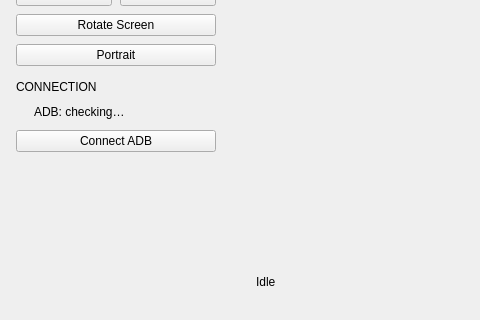
Before: the Qt Designer form ui/ui/MainWindow.ui in M5Devs/VAPlayer, drawn with Qt 5; both pictures show x 0 to 480 and y 239 to 559 of the 1080 by 720 pixel window.
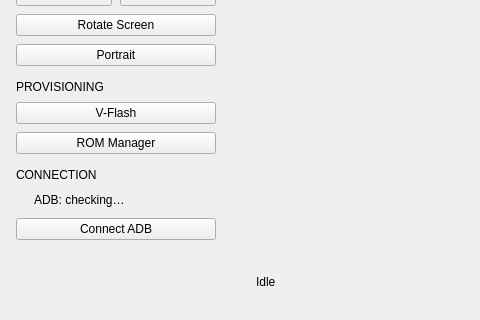
After: the same form once the commit is applied.

Commit message: ui: integrate V-Flash and ROM Manager provisioning dialogs

Patch:
```diff
--- a/ui/ui/MainWindow.ui
+++ b/ui/ui/MainWindow.ui
@@ -250,6 +250,52 @@
          </property>
         </spacer>
        </item>
+       <item>
+        <widget class="QLabel" name="provisionSectionLabel">
+         <property name="text">
+          <string>PROVISIONING</string>
+         </property>
+         <property name="objectName">
+          <string>sectionLabel</string>
+         </property>
+        </widget>
+       </item>
+       <item>
+        <widget class="QPushButton" name="vflashButton">
+         <property name="text">
+          <string>V-Flash</string>
+         </property>
+         <property name="objectName">
+          <string>secondaryButton</string>
+         </property>
+        </widget>
+       </item>
+       <item>
+        <widget class="QPushButton" name="romManagerButton">
+         <property name="text">
+          <string>ROM Manager</string>
+         </property>
+         <property name="objectName">
+          <string>secondaryButton</string>
+         </property>
+        </widget>
+       </item>
+       <item>
+        <spacer name="provisionSpacer">
+         <property name="orientation">
+          <enum>Qt::Vertical</enum>
+         </property>
+         <property name="sizeType">
+          <enum>QSizePolicy::Fixed</enum>
+         </property>
+         <property name="sizeHint" stdset="0">
+          <size>
+           <width>0</width>
+           <height>6</height>
+          </size>
+         </property>
+        </spacer>
+       </item>
        <item>
         <widget class="QLabel" name="connectionSectionLabel">
          <property name="text">
```
The commit also changes 18 other files.
